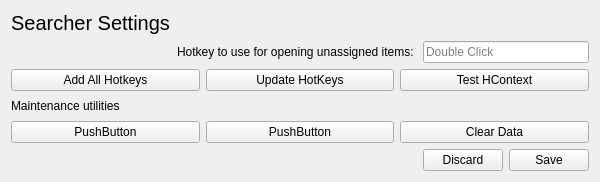
Above: scripts/python/searcher/searchersettings.ui from instance-id/Searcher before the change. Below: the same form after it.
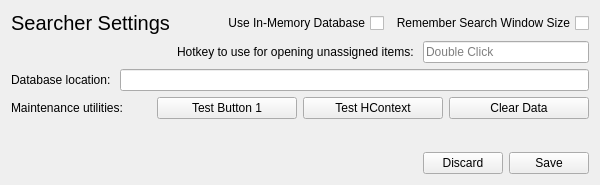
That is the form after the change.

Diff of the .ui file:
```diff
--- a/scripts/python/searcher/searchersettings.ui
+++ b/scripts/python/searcher/searchersettings.ui
@@ -10,7 +10,7 @@
     <x>0</x>
     <y>0</y>
     <width>600</width>
-    <height>182</height>
+    <height>185</height>
    </rect>
   </property>
   <property name="sizePolicy">
@@ -35,37 +35,6 @@
    <string>Form</string>
   </property>
   <layout class="QGridLayout" name="gridLayout">
-   <item row="4" column="0">
-    <layout class="QHBoxLayout" name="horizontalLayout_3">
-     <item>
-      <spacer name="horizontalSpacer">
-       <property name="orientation">
-        <enum>Qt::Horizontal</enum>
-       </property>
-       <property name="sizeHint" stdset="0">
-        <size>
-         <width>40</width>
-         <height>20</height>
-        </size>
-       </property>
-      </spacer>
-     </item>
-     <item>
-      <widget class="QPushButton" name="discard_btn">
-       <property name="text">
-        <string>Discard</string>
-       </property>
-      </widget>
-     </item>
-     <item>
-      <widget class="QPushButton" name="save_btn">
-       <property name="text">
-        <string>Save</string>
-       </property>
-      </widget>
-     </item>
-    </layout>
-   </item>
    <item row="1" column="0">
     <layout class="QVBoxLayout" name="verticalLayout_4">
      <item>
@@ -85,6 +54,42 @@
          </property>
         </widget>
        </item>
+       <item>
+        <spacer name="horizontalSpacer_3">
+         <property name="orientation">
+          <enum>Qt::Horizontal</enum>
+         </property>
+         <property name="sizeHint" stdset="0">
+          <size>
+           <width>40</width>
+           <height>20</height>
+          </size>
+         </property>
+        </spacer>
+       </item>
+       <item>
+        <widget class="QCheckBox" name="inmemory_chk">
+         <property name="layoutDirection">
+          <enum>Qt::RightToLeft</enum>
+         </property>
+         <property name="text">
+          <string>Use In-Memory Database</string>
+         </property>
+         <property name="tristate">
+          <bool>false</bool>
+         </property>
+        </widget>
+       </item>
+       <item>
+        <widget class="QCheckBox" name="windowsize_chk">
+         <property name="layoutDirection">
+          <enum>Qt::RightToLeft</enum>
+         </property>
+         <property name="text">
+          <string>Remember Search Window Size</string>
+         </property>
+        </widget>
+       </item>
       </layout>
      </item>
      <item>
@@ -121,19 +126,33 @@
        </item>
       </layout>
      </item>
+     <item>
+      <layout class="QHBoxLayout" name="horizontalLayout_7">
+       <item>
+        <widget class="QLabel" name="label">
+         <property name="text">
+          <string>Database location: </string>
+         </property>
+        </widget>
+       </item>
+       <item>
+        <widget class="QLineEdit" name="databasepath_txt"/>
+       </item>
+      </layout>
+     </item>
      <item>
       <layout class="QHBoxLayout" name="horizontalLayout">
        <item>
-        <widget class="QPushButton" name="addhotkeys_btn">
+        <widget class="QLabel" name="label_4">
          <property name="text">
-          <string>Add All Hotkeys</string>
+          <string>Maintenance utilities:</string>
          </property>
         </widget>
        </item>
        <item>
         <widget class="QPushButton" name="updatehotkeys_btn">
          <property name="text">
-          <string>Update HotKeys</string>
+          <string>Test Button 1</string>
          </property>
         </widget>
        </item>
@@ -144,31 +163,6 @@
          </property>
         </widget>
        </item>
-      </layout>
-     </item>
-     <item>
-      <widget class="QLabel" name="label_3">
-       <property name="text">
-        <string>Maintenance utilities</string>
-       </property>
-      </widget>
-     </item>
-     <item>
-      <layout class="QHBoxLayout" name="horizontalLayout_2">
-       <item>
-        <widget class="QPushButton" name="pushButton_4">
-         <property name="text">
-          <string>PushButton</string>
-         </property>
-        </widget>
-       </item>
-       <item>
-        <widget class="QPushButton" name="pushButton_3">
-         <property name="text">
-          <string>PushButton</string>
-         </property>
-        </widget>
-       </item>
        <item>
         <widget class="QPushButton" name="cleardata_btn">
          <property name="text">
@@ -178,6 +172,48 @@
        </item>
       </layout>
      </item>
+     <item>
+      <layout class="QHBoxLayout" name="horizontalLayout_2">
+       <item>
+        <widget class="QLabel" name="label_3">
+         <property name="text">
+          <string/>
+         </property>
+        </widget>
+       </item>
+      </layout>
+     </item>
+     <item>
+      <layout class="QHBoxLayout" name="horizontalLayout_3">
+       <item>
+        <spacer name="horizontalSpacer">
+         <property name="orientation">
+          <enum>Qt::Horizontal</enum>
+         </property>
+         <property name="sizeHint" stdset="0">
+          <size>
+           <width>40</width>
+           <height>20</height>
+          </size>
+         </property>
+        </spacer>
+       </item>
+       <item>
+        <widget class="QPushButton" name="discard_btn">
+         <property name="text">
+          <string>Discard</string>
+         </property>
+        </widget>
+       </item>
+       <item>
+        <widget class="QPushButton" name="save_btn">
+         <property name="text">
+          <string>Save</string>
+         </property>
+        </widget>
+       </item>
+      </layout>
+     </item>
     </layout>
    </item>
   </layout>
```
Left out of the diff: 4 changed lines with no effect on the pictures.
